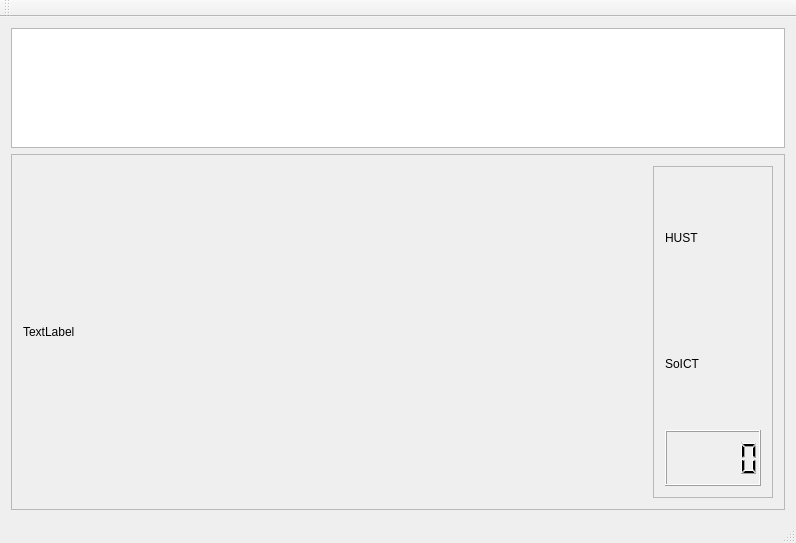
Qt form mainwindow.ui (luongli/facedetection) before a commit.
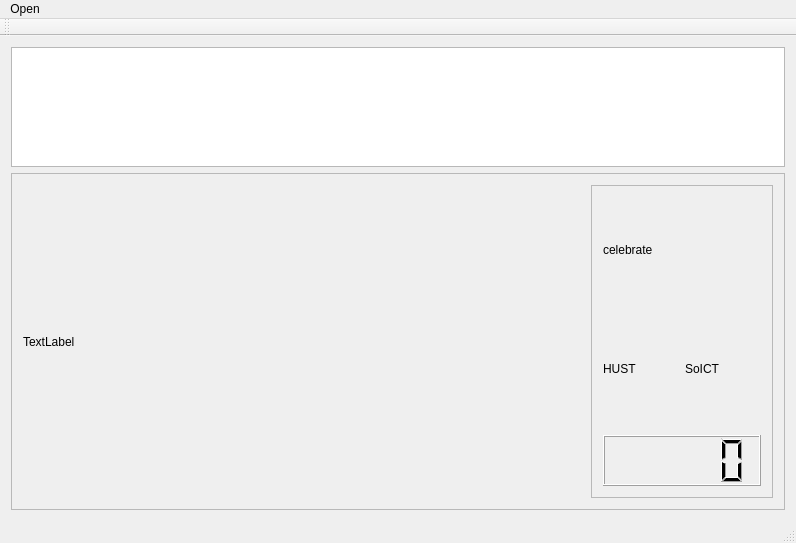
The same form after that commit. Custom widgets are drawn as their Qt base class.

Commit message: Mod: add logo 60 years, reorder logos

The edit to the form file:
```diff
--- a/mainwindow.ui
+++ b/mainwindow.ui
@@ -75,10 +75,16 @@
          </property>
          <property name="minimumSize">
           <size>
-           <width>120</width>
+           <width>180</width>
            <height>0</height>
           </size>
          </property>
+         <property name="maximumSize">
+          <size>
+           <width>182</width>
+           <height>16777215</height>
+          </size>
+         </property>
          <property name="frameShape">
           <enum>QFrame::StyledPanel</enum>
          </property>
@@ -87,6 +93,27 @@
          </property>
          <layout class="QVBoxLayout" name="verticalLayout_2">
           <item>
+           <widget class="my_qlabel" name="celebrateLogo">
+            <property name="minimumSize">
+             <size>
+              <width>160</width>
+              <height>106</height>
+             </size>
+            </property>
+            <property name="maximumSize">
+             <size>
+              <width>160</width>
+              <height>106</height>
+             </size>
+            </property>
+            <property name="text">
+             <string>celebrate</string>
+            </property>
+           </widget>
+          </item>
+          <item>
+           <layout class="QHBoxLayout" name="horizontalLayout_2">
+            <item>
            <widget class="my_qlabel" name="hustLogo">
             <property name="sizePolicy">
              <sizepolicy hsizetype="Minimum" vsizetype="Minimum">
@@ -100,6 +127,12 @@
               <height>120</height>
              </size>
             </property>
+              <property name="maximumSize">
+               <size>
+                <width>16777215</width>
+                <height>120</height>
+               </size>
+              </property>
             <property name="baseSize">
              <size>
               <width>80</width>
@@ -125,6 +158,12 @@
               <height>120</height>
              </size>
             </property>
+              <property name="maximumSize">
+               <size>
+                <width>16777215</width>
+                <height>120</height>
+               </size>
+              </property>
             <property name="baseSize">
              <size>
               <width>80</width>
@@ -134,10 +173,22 @@
             <property name="text">
              <string>SoICT</string>
             </property>
-           </widget>
+              <property name="margin">
+               <number>2</number>
+              </property>
+             </widget>
+            </item>
+           </layout>
           </item>
           <item>
-           <widget class="QLCDNumber" name="lcdNumber"/>
+           <widget class="QLCDNumber" name="lcdNumber">
+            <property name="sizePolicy">
+             <sizepolicy hsizetype="Preferred" vsizetype="Preferred">
+              <horstretch>0</horstretch>
+              <verstretch>0</verstretch>
+             </sizepolicy>
+            </property>
+           </widget>
           </item>
          </layout>
         </widget>
@@ -162,10 +213,28 @@
      <x>0</x>
      <y>0</y>
      <width>796</width>
-     <height>19</height>
+     <height>25</height>
     </rect>
    </property>
-  </widget>
+   <widget class="QMenu" name="menuOpen">
+    <property name="title">
+     <string>Open</string>
+    </property>
+    <addaction name="actionDefault_camera"/>
+    <addaction name="actionIP_camera"/>
+   </widget>
+   <addaction name="menuOpen"/>
+  </widget>
+  <action name="actionDefault_camera">
+   <property name="text">
+    <string>Default camera</string>
+   </property>
+  </action>
+  <action name="actionIP_camera">
+   <property name="text">
+    <string>IP camera</string>
+   </property>
+  </action>
  </widget>
  <layoutdefault spacing="6" margin="11"/>
  <customwidgets>
```
Lines whose indentation alone changed are shown as unchanged. The commit also changes 5 other files.
